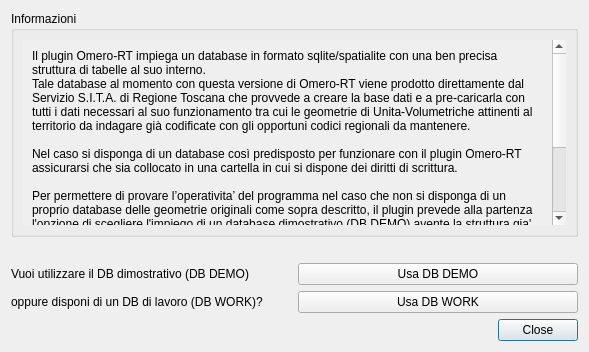
This is ui/dlgSelezionaDB.ui in faunalia/rt_omero as Qt 5 draws it before an edit. The edited form follows.
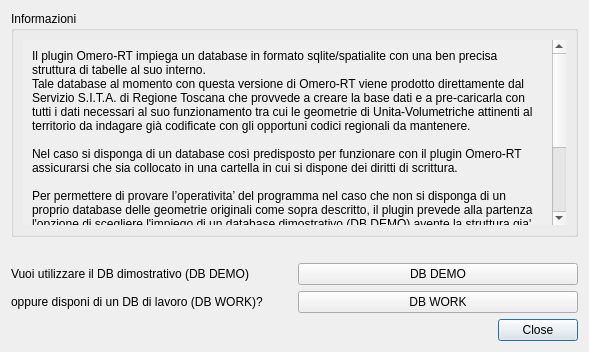
This is the edited form.

```diff
--- a/ui/dlgSelezionaDB.ui
+++ b/ui/dlgSelezionaDB.ui
@@ -57,14 +57,14 @@
    <item row="3" column="1">
     <widget class="QPushButton" name="btnDbWork">
      <property name="text">
-      <string>Usa DB WORK</string>
+      <string>DB WORK</string>
      </property>
     </widget>
    </item>
    <item row="2" column="1">
     <widget class="QPushButton" name="btnDbDemo">
      <property name="text">
-      <string>Usa DB DEMO</string>
+      <string>DB DEMO</string>
      </property>
     </widget>
    </item>
```
